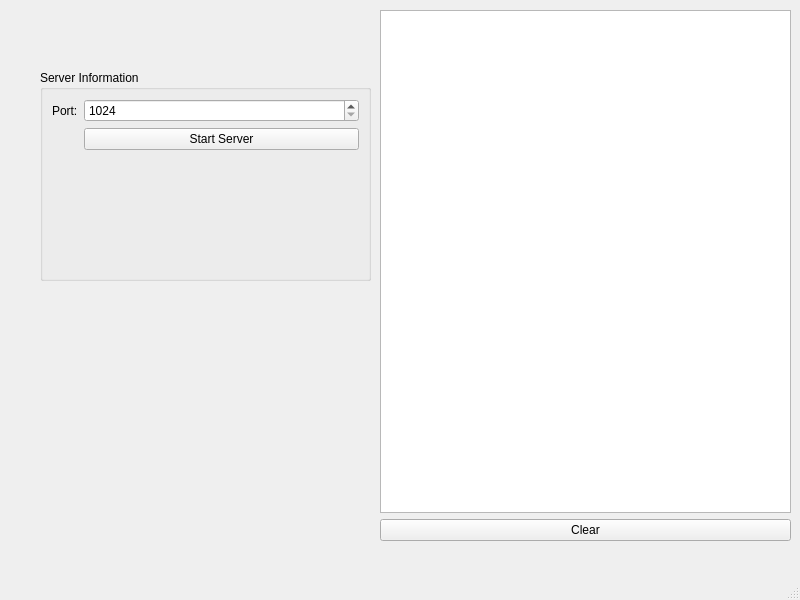
The window that mainwindow.ui (VoRaX00/AppServer) describes before a commit, drawn with Qt 5.
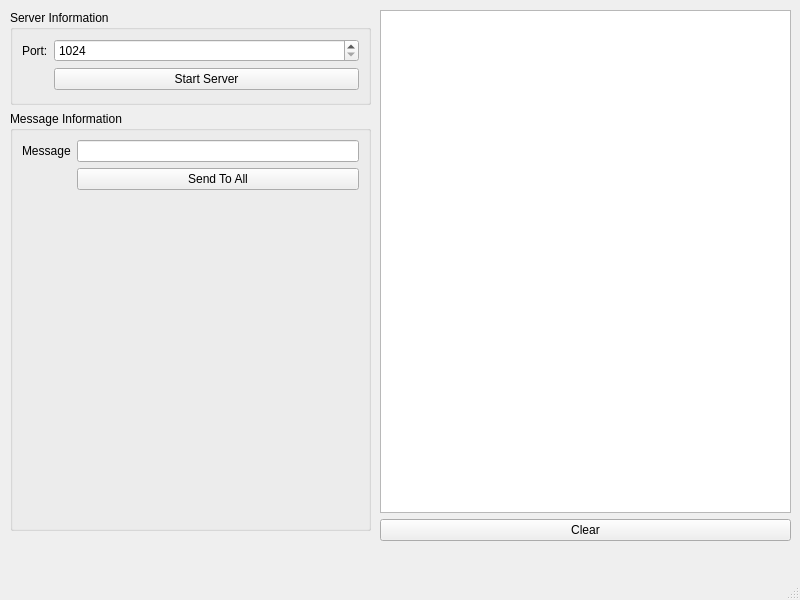
The same window after the commit.

Commit message: Sending messages to all users of the server is implemented

Patch:
```diff
--- a/mainwindow.ui
+++ b/mainwindow.ui
@@ -25,15 +25,40 @@
 }</string>
   </property>
   <widget class="QWidget" name="centralwidget">
+   <widget class="QWidget" name="">
+    <property name="geometry">
+     <rect>
+      <x>380</x>
+      <y>10</y>
+      <width>411</width>
+      <height>531</height>
+     </rect>
+    </property>
+    <layout class="QVBoxLayout" name="verticalLayout">
+     <item>
+      <widget class="QListWidget" name="lstConsole"/>
+     </item>
+     <item>
+      <widget class="QPushButton" name="btnClear">
+       <property name="text">
+        <string>Clear</string>
+       </property>
+      </widget>
+     </item>
+    </layout>
+   </widget>
+   <widget class="QWidget" name="">
+    <property name="geometry">
+     <rect>
+      <x>10</x>
+      <y>10</y>
+      <width>361</width>
+      <height>521</height>
+     </rect>
+    </property>
+    <layout class="QVBoxLayout" name="verticalLayout_2">
+     <item>
    <widget class="QGroupBox" name="groupBox">
-    <property name="geometry">
-     <rect>
-      <x>40</x>
-      <y>70</y>
-      <width>331</width>
-      <height>211</height>
-     </rect>
-    </property>
     <property name="title">
      <string>Server Information</string>
     </property>
@@ -55,13 +80,6 @@
        </property>
       </widget>
      </item>
-     <item row="1" column="1">
-      <widget class="QPushButton" name="pushButton">
-       <property name="text">
-        <string>Start Server</string>
-       </property>
-      </widget>
-     </item>
      <item row="1" column="0">
       <widget class="QLabel" name="lblConnectionStatus">
        <property name="minimumSize">
@@ -84,26 +102,53 @@
        </property>
       </widget>
      </item>
-    </layout>
-   </widget>
-   <widget class="QWidget" name="">
-    <property name="geometry">
-     <rect>
-      <x>380</x>
-      <y>10</y>
-      <width>411</width>
-      <height>531</height>
-     </rect>
-    </property>
-    <layout class="QVBoxLayout" name="verticalLayout">
-     <item>
-      <widget class="QListWidget" name="lstConsole"/>
+        <item row="1" column="1">
+         <widget class="QPushButton" name="pushButton">
+          <property name="text">
+           <string>Start Server</string>
+          </property>
+         </widget>
+        </item>
+       </layout>
+      </widget>
      </item>
      <item>
-      <widget class="QPushButton" name="btnClear">
+      <widget class="QGroupBox" name="groupBox_2">
+       <property name="title">
+        <string>Message Information</string>
+       </property>
+       <layout class="QFormLayout" name="formLayout_2">
+        <item row="0" column="0">
+         <widget class="QLabel" name="label_2">
        <property name="text">
-        <string>Clear</string>
-       </property>
+           <string>Message</string>
+          </property>
+         </widget>
+        </item>
+        <item row="0" column="1">
+         <widget class="QLineEdit" name="lnMessage"/>
+        </item>
+        <item row="1" column="1">
+         <widget class="QPushButton" name="btnSendAll">
+          <property name="text">
+           <string>Send To All</string>
+          </property>
+         </widget>
+        </item>
+        <item row="2" column="1">
+         <spacer name="verticalSpacer">
+          <property name="orientation">
+           <enum>Qt::Vertical</enum>
+          </property>
+          <property name="sizeHint" stdset="0">
+           <size>
+            <width>20</width>
+            <height>40</height>
+           </size>
+          </property>
+         </spacer>
+        </item>
+       </layout>
       </widget>
      </item>
     </layout>
```
Lines whose indentation alone changed are shown as unchanged. The commit also changes 4 other files.
